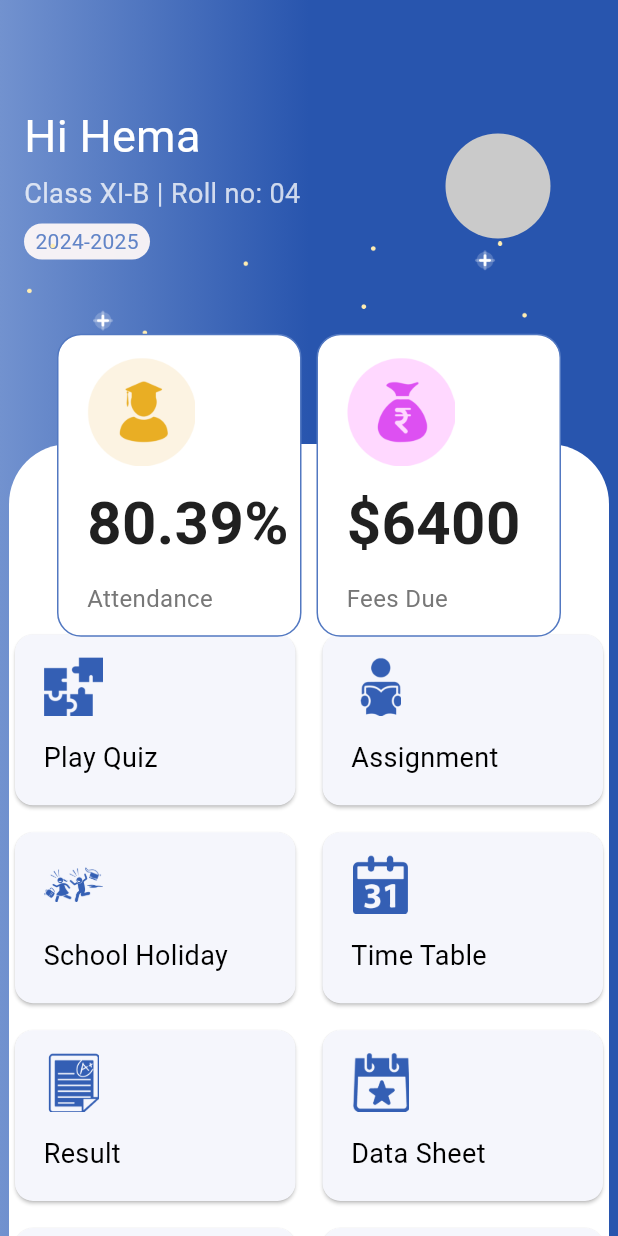
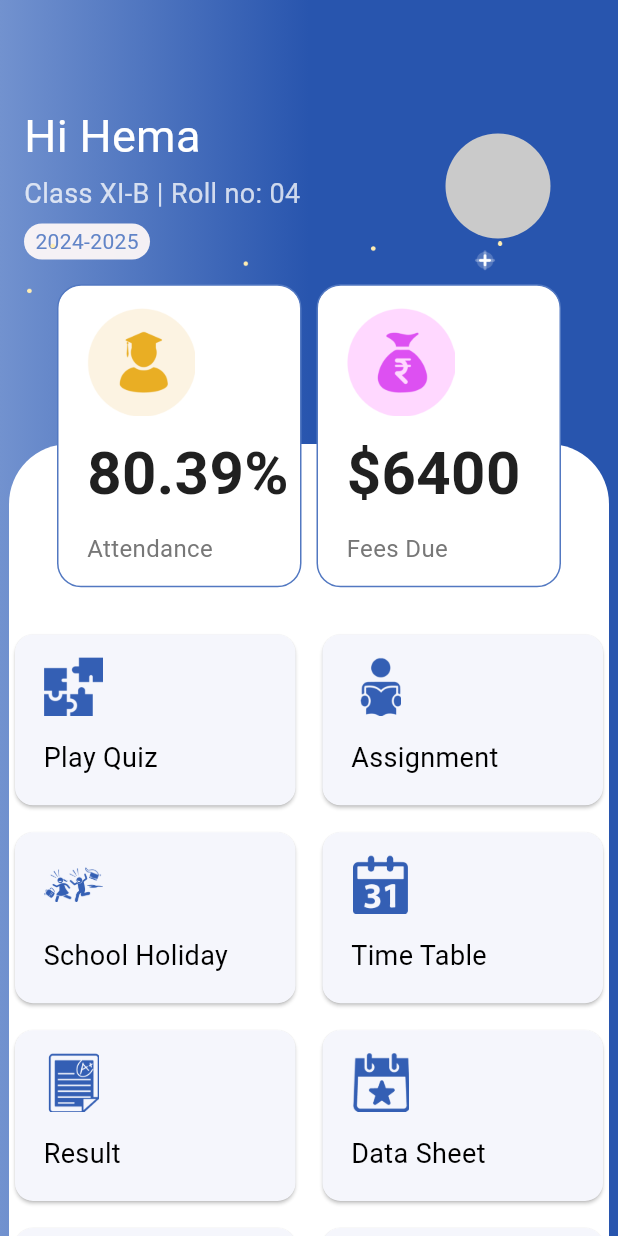
Before and after one commit to ibrahim22khaled/schoolapp, a Flutter app: the Dashboard screen opened directly, on a phone screen of 412 x 824 dp. Run offline on Flutter 3.47's test engine with Material 3 defaults, Android fonts, the phone set to English and light mode, and no system bars.

Commit message:
finish dashboard

```diff
--- a/lib/features/dashboard/dashboard.dart
+++ b/lib/features/dashboard/dashboard.dart
@@ -23,7 +23,7 @@ class Dashboard extends StatelessWidget {
         ),
         Positioned(
 
-          top: MediaQuery.of(context).size.height * 0.27,
+          top: MediaQuery.of(context).size.height * 0.23,
           child: Row(
             children: [
               CustomContainer(
```
